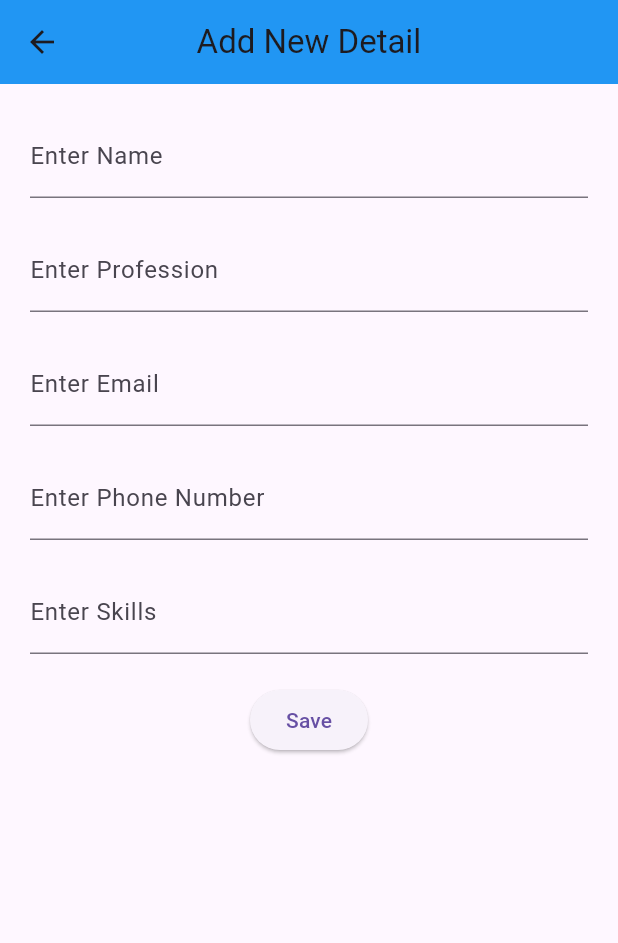
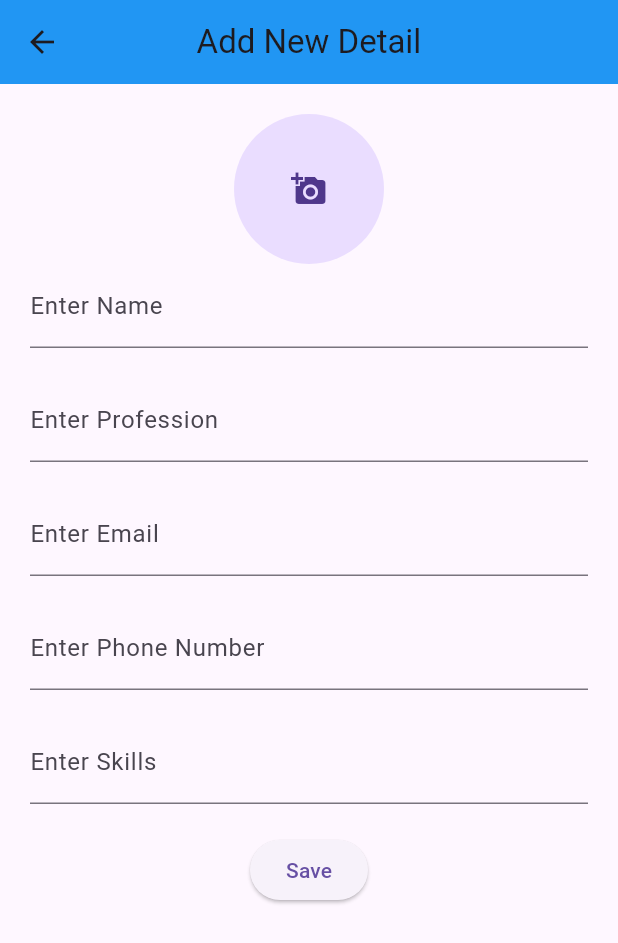
Before and after one commit to MuhammadYousuf12/user-directory-pro, a Flutter app: the screen it shows after launch, after a tap on the "add" icon, on a phone screen of 412 x 824 dp. Shown: the top 943 px of the screen. Run offline on Flutter 3.47's test engine with Material 3 defaults, Android fonts, the phone set to English and light mode, and no system bars; our stand-ins replace image_picker, shared_preferences.

Commit message:
feat: add profile photo support, member count header, and conditional UI rendering

```diff
--- a/lib/models/user_model.dart
+++ b/lib/models/user_model.dart
@@ -5,6 +5,7 @@ class UserModel {
   final String skills;
   final String phone;
   final String icon; // Storing icon name as text (e.g., "person")
+  final String? imagePath;
 
   UserModel({
     required this.name,
@@ -13,6 +14,7 @@ class UserModel {
     required this.skills,
     required this.phone,
     required this.icon,
+    this.imagePath,
   });
 
   // Converts the UserModel into a Map so it can be saved as JSON text.
@@ -24,6 +26,7 @@ class UserModel {
       'skills': skills,
       'phone': phone,
       'icon': icon,
+      'imagePath': imagePath,
     };
   }
 
@@ -36,6 +39,7 @@ class UserModel {
       skills: map['skills'],
       phone: map['phone'],
       icon: map['icon'] ?? 'person', // Default to person if icon is missing
+      imagePath: map['imagePath'],
     );
   }
 }
--- a/lib/screens/add_details.dart
+++ b/lib/screens/add_details.dart
@@ -1,4 +1,6 @@
+import 'dart:io';
 import 'package:flutter/material.dart';
+import 'package:image_picker/image_picker.dart';
 import 'package:profile_ui_practice/models/user_model.dart';
 
 class AddDetails extends StatefulWidget {
@@ -28,16 +30,31 @@ class _AddDetailsState extends State<AddDetails> {
     super.dispose();
   }
 
+  File? _selectedImage;
+  String? _imagePath;
+
+  Future<void> _pickImage() async {
+    final pickedFile = await ImagePicker().pickImage(
+      source: ImageSource.gallery,
+    );
+    if (pickedFile != null) {
+      setState(() {
+        _selectedImage = File(pickedFile.path);
+        _imagePath = pickedFile.path;
+      });
+    }
+  }
+
   @override
   void initState() {
     super.initState();
-
     if (widget.userToEdit != null) {
       nameController.text = widget.userToEdit!.name;
       professionController.text = widget.userToEdit!.profession;
       emailController.text = widget.userToEdit!.email;
       phoneController.text = widget.userToEdit!.phone;
       skillsController.text = widget.userToEdit!.skills;
+      _imagePath = widget.userToEdit!.imagePath;
     }
   }
 
@@ -53,6 +70,20 @@ class _AddDetailsState extends State<AddDetails> {
         padding: const EdgeInsets.all(20),
         child: Column(
           children: [
+            GestureDetector(
+              onTap: _pickImage,
+              child: CircleAvatar(
+                radius: 50,
+                backgroundImage: _selectedImage != null
+                    ? FileImage(_selectedImage!)
+                    : (_imagePath != null
+                          ? FileImage(File(_imagePath!))
+                          : null),
+                child: (_selectedImage == null && _imagePath == null)
+                    ? const Icon(Icons.add_a_photo)
+                    : null,
+              ),
+            ),
             TextField(
               controller: nameController,
               decoration: const InputDecoration(labelText: "Enter Name"),
@@ -98,6 +129,7 @@ class _AddDetailsState extends State<AddDetails> {
                         .where((e) => e.isNotEmpty)
                         .join(','),
                     "icon": "person",
+                    "imagePath": _imagePath,
                   };
 
                   Navigator.pop(context, userInput);
--- a/lib/screens/login_page.dart
+++ b/lib/screens/login_page.dart
@@ -1,5 +1,4 @@
 import 'package:flutter/material.dart';
-import 'dart:io';
 import 'package:image_picker/image_picker.dart';
 import 'package:profile_ui_practice/models/user_model.dart';
 import 'package:profile_ui_practice/screens/add_details.dart';
@@ -14,7 +13,6 @@ class LoginPage extends StatefulWidget {
 
 class _LoginPageState extends State<LoginPage> {
   final ImagePicker picker = ImagePicker();
-  File? _image;
   List<UserModel> users = []; // Main list
 
   @override
@@ -42,6 +40,7 @@ class _LoginPageState extends State<LoginPage> {
         skills: result['skills'],
         phone: result['phone'],
         icon: result['icon'],
+        imagePath: result['imagePath'],
       );
 
       (i == null) ? users.add(updatedUser) : users[i] = updatedUser;
@@ -56,22 +55,6 @@ class _LoginPageState extends State<LoginPage> {
     setState(() {
       users = savedData;
     });
-  }
-
-  Future<void> pickImage() async {
-    try {
-      final XFile? pickedFile = await picker.pickImage(
-        source: ImageSource.gallery,
-        imageQuality: 50,
-      );
-      if (pickedFile != null) {
-        setState(() {
-          _image = File(pickedFile.path);
-        });
-      }
-    } catch (e) {
-      debugPrint("Error picking image: $e");
-    }
   }
 
   // Helper function to convert String from storage to IconData for UI
@@ -90,23 +73,23 @@ class _LoginPageState extends State<LoginPage> {
       ),
       body: Column(
         children: [
-          const SizedBox(height: 20),
-          // Image Picker Logic
-          GestureDetector(
-            onTap: pickImage,
-            child: Center(
-              child: CircleAvatar(
-                radius: 60,
-                backgroundColor: Colors.grey.shade200,
-                backgroundImage: _image != null ? FileImage(_image!) : null,
-                child: _image == null
-                    ? Icon(Icons.person, size: 80, color: Colors.grey.shade600)
-                    : null,
+          Container(
+            width: double.infinity,
+            padding: const EdgeInsets.all(20),
+            decoration: const BoxDecoration(
+              color: Colors.blue,
+              borderRadius: BorderRadius.vertical(bottom: Radius.circular(20)),
+            ),
+            child: Text(
+              "Total Members: ${users.length}",
+              style: const TextStyle(
+                color: Colors.white,
+                fontSize: 18,
+                fontWeight: FontWeight.bold,
               ),
             ),
           ),
           const SizedBox(height: 20),
-
           // User List
           Expanded(
             child: Padding(
```
Also changed, not shown: lib/info_card.dart (+11 -1 lines), lib/screens/user_details.dart (+13 -4 lines), pubspec.lock, 1 other file.
